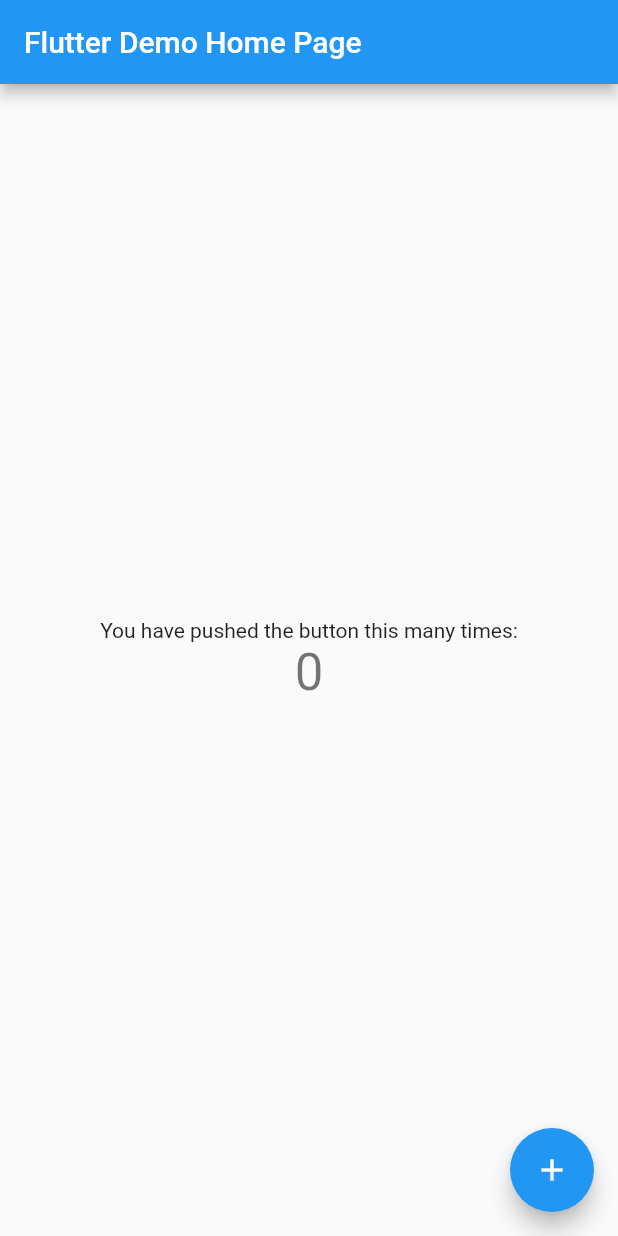
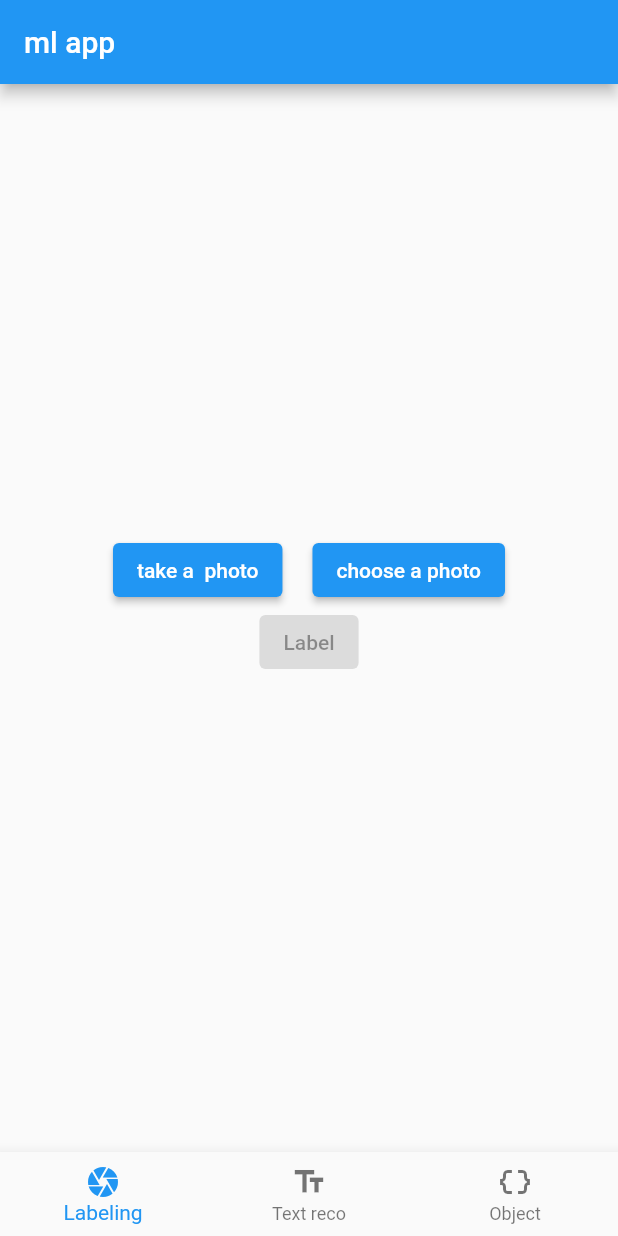
Before and after one commit to DominikIlski/MaMs_lab, a Flutter app: the screen it shows after launch, on a phone screen of 412 x 824 dp. Run offline on Flutter 3.47's test engine with Material 2 defaults, Android fonts, the phone set to English and light mode, and no system bars; our stand-ins replace image_picker; missing offline and left inert: google_ml_kit, google_mlkit_commons.

Commit message:
Added: image labeling, text recognition, object recognition

```diff
--- a/ml_app/lib/main.dart
+++ b/ml_app/lib/main.dart
@@ -1,115 +1,56 @@
 import 'package:flutter/material.dart';
+import 'package:ml_app/screens/camera_screen.dart';
+import 'package:ml_app/screens/object_reco_screen.dart';
+import 'package:ml_app/screens/text_reco_screen.dart';
 
 void main() {
   runApp(const MyApp());
 }
 
-class MyApp extends StatelessWidget {
+class MyApp extends StatefulWidget {
   const MyApp({Key? key}) : super(key: key);
 
-  // This widget is the root of your application.
+  @override
+  State<MyApp> createState() => _MyAppState();
+}
+
+class _MyAppState extends State<MyApp> {
+  int _selectedIndex = 0;
+
+  void _onItemTapped(int index) {
+    setState(() {
+      _selectedIndex = index;
+    });
+  }
+
+  final _screens = <Widget>[
+    CameraScreen(),
+    TextRecoScreen(),
+    ObjectRecoScreen()
+  ];
+
   @override
   Widget build(BuildContext context) {
     return MaterialApp(
       title: 'Flutter Demo',
       theme: ThemeData(
-        // This is the theme of your application.
-        //
-        // Try running your application with "flutter run". You'll see the
-        // application has a blue toolbar. Then, without quitting the app, try
-        // changing the primarySwatch below to Colors.green and then invoke
-        // "hot reload" (press "r" in the console where you ran "flutter run",
-        // or simply save your changes to "hot reload" in a Flutter IDE).
-        // Notice that the counter didn't reset back to zero; the application
-        // is not restarted.
         primarySwatch: Colors.blue,
       ),
-      home: const MyHomePage(title: 'Flutter Demo Home Page'),
+      home: Scaffold(
+        appBar: AppBar(
+          title: const Text('ml app'),
+        ),
+        body: _screens.elementAt(_selectedIndex),
+        bottomNavigationBar: BottomNavigationBar(
+          items: const [
+            BottomNavigationBarItem(icon: Icon(Icons.camera), label: 'Labeling'),
+            BottomNavigationBarItem(icon: Icon(Icons.text_fields), label: 'Text reco'),
+            BottomNavigationBarItem(icon: Icon(Icons.data_object), label: 'Object'),
+          ],
+          onTap: _onItemTapped,
+          currentIndex: _selectedIndex,
+        ),
+      ),
     );
   }
 }
-
-class MyHomePage extends StatefulWidget {
-  const MyHomePage({Key? key, required this.title}) : super(key: key);
-
-  // This widget is the home page of your application. It is stateful, meaning
-  // that it has a State object (defined below) that contains fields that affect
-  // how it looks.
-
-  // This class is the configuration for the state. It holds the values (in this
-  // case the title) provided by the parent (in this case the App widget) and
-  // used by the build method of the State. Fields in a Widget subclass are
-  // always marked "final".
-
-  final String title;
-
-  @override
-  State<MyHomePage> createState() => _MyHomePageState();
-}
-
-class _MyHomePageState extends State<MyHomePage> {
-  int _counter = 0;
-
-  void _incrementCounter() {
-    setState(() {
-      // This call to setState tells the Flutter framework that something has
-      // changed in this State, which causes it to rerun the build method below
-      // so that the display can reflect the updated values. If we changed
-      // _counter without calling setState(), then the build method would not be
-      // called again, and so nothing would appear to happen.
-      _counter++;
-    });
-  }
-
-  @override
-  Widget build(BuildContext context) {
-    // This method is rerun every time setState is called, for instance as done
-    // by the _incrementCounter method above.
-    //
-    // The Flutter framework has been optimized to make rerunning build methods
-    // fast, so that you can just rebuild anything that needs updating rather
-    // than having to individually change instances of widgets.
-    return Scaffold(
-      appBar: AppBar(
-        // Here we take the value from the MyHomePage object that was created by
-        // the App.build method, and use it to set our appbar title.
-        title: Text(widget.title),
-      ),
-      body: Center(
-        // Center is a layout widget. It takes a single child and positions it
-        // in the middle of the parent.
-        child: Column(
-          // Column is also a layout widget. It takes a list of children and
-          // arranges them vertically. By default, it sizes itself to fit its
-          // children horizontally, and tries to be as tall as its parent.
-          //
-          // Invoke "debug painting" (press "p" in the console, choose the
-          // "Toggle Debug Paint" action from the Flutter Inspector in Android
-          // Studio, or the "Toggle Debug Paint" command in Visual Studio Code)
-          // to see the wireframe for each widget.
-          //
-          // Column has various properties to control how it sizes itself and
-          // how it positions its children. Here we use mainAxisAlignment to
-          // center the children vertically; the main axis here is the vertical
-          // axis because Columns are vertical (the cross axis would be
-          // horizontal).
-          mainAxisAlignment: MainAxisAlignment.center,
-          children: <Widget>[
-            const Text(
-              'You have pushed the button this many times:',
-            ),
-            Text(
-              '$_counter',
-              style: Theme.of(context).textTheme.headline4,
-            ),
-          ],
-        ),
-      ),
-      floatingActionButton: FloatingActionButton(
-        onPressed: _incrementCounter,
-        tooltip: 'Increment',
-        child: const Icon(Icons.add),
-      ), // This trailing comma makes auto-formatting nicer for build methods.
-    );
-  }
-}
--- /dev/null
+++ b/ml_app/lib/screens/camera_screen.dart
@@ -0,0 +1,93 @@
+import 'dart:io';
+
+import 'package:flutter/material.dart';
+import 'package:flutter/rendering.dart';
+import 'package:google_ml_kit/google_ml_kit.dart';
+import 'package:image_picker/image_picker.dart';
+
+class CameraScreen extends StatefulWidget {
+  CameraScreen({Key? key}) : super(key: key);
+
+  @override
+  State<CameraScreen> createState() => _CameraScreenState();
+}
+
+class _CameraScreenState extends State<CameraScreen> {
+  File? photo;
+  List<String> labelsList = [];
+  @override
+  Widget build(BuildContext context) {
+    final ImagePicker _picker = ImagePicker();
+    return Center(
+      child: Container(
+        child: Column(crossAxisAlignment: CrossAxisAlignment.center, children: [
+          photo != null
+              ? Image.file(
+                  File(photo!.path),
+                  width: double.infinity,
+                  height: 300,
+                )
+              : const SizedBox(
+                  height: 300,
+                ),
+          Row(
+            mainAxisAlignment: MainAxisAlignment.center,
+            children: [
+              ElevatedButton(
+                  onPressed: () async {
+                    var photoHelper =
+                        await _picker.pickImage(source: ImageSource.camera);
+                    setState((() {
+                      photo = File(photoHelper!.path);
+                    }));
+                  },
+                  child: Text('take a  photo')),
+              SizedBox(
+                width: 20,
+              ),
+              ElevatedButton(
+                  onPressed: () async {
+                    var photoHelper =
+                        await _picker.pickImage(source: ImageSource.gallery);
+                    setState((() {
+                      if (photoHelper != null) {
+                        photo = File(photoHelper.path);
+                      }
+                    }));
+                  },
+                  child: Text('choose a photo'))
+            ],
+          ),
+          ElevatedButton(
+              onPressed: photo != null
+                  ? (() async {
+                      final imageLabeler = ImageLabeler(
+                          options:
+                              ImageLabelerOptions(confidenceThreshold: 0.5));
+                      final List<ImageLabel> labels = await imageLabeler
+                          .processImage(InputImage.fromFile(photo!));
+                      setState(() {
+                        labelsList = labels.map((e) => e.label).toList();
+                      });
+                      imageLabeler.close();
+                    })
+                  : (null),
+              child: Text('Label')),
+          Padding(
+            padding: const EdgeInsets.only(left: 5),
+            child: SingleChildScrollView(
+                scrollDirection: Axis.horizontal,
+                child: Row(
+                  children: labelsList
+                      .map((e) => Padding(
+                            padding: const EdgeInsets.only(right: 8.0),
+                            child: Chip(label: Text(e)),
+                          ))
+                      .toList(),
+                )),
+          )
+        ]),
+      ),
+    );
+  }
+}
--- a/ml_app/pubspec.yaml
+++ b/ml_app/pubspec.yaml
@@ -35,6 +35,7 @@ dependencies:
   # Use with the CupertinoIcons class for iOS style icons.
   cupertino_icons: ^1.0.2
   google_ml_kit: ^0.11.0
+  image_picker: ^0.8.5+2
 
 dev_dependencies:
   flutter_test:
```
Also changed, not shown: ml_app/lib/screens/object_reco_screen.dart (added, +136 -0 lines), ml_app/lib/screens/text_reco_screen.dart (added, +97 -0 lines), ml_app/lib/utils/cordinates_translator.dart (added, +12 -0 lines), ml_app/pubspec.lock, 1 other file.
